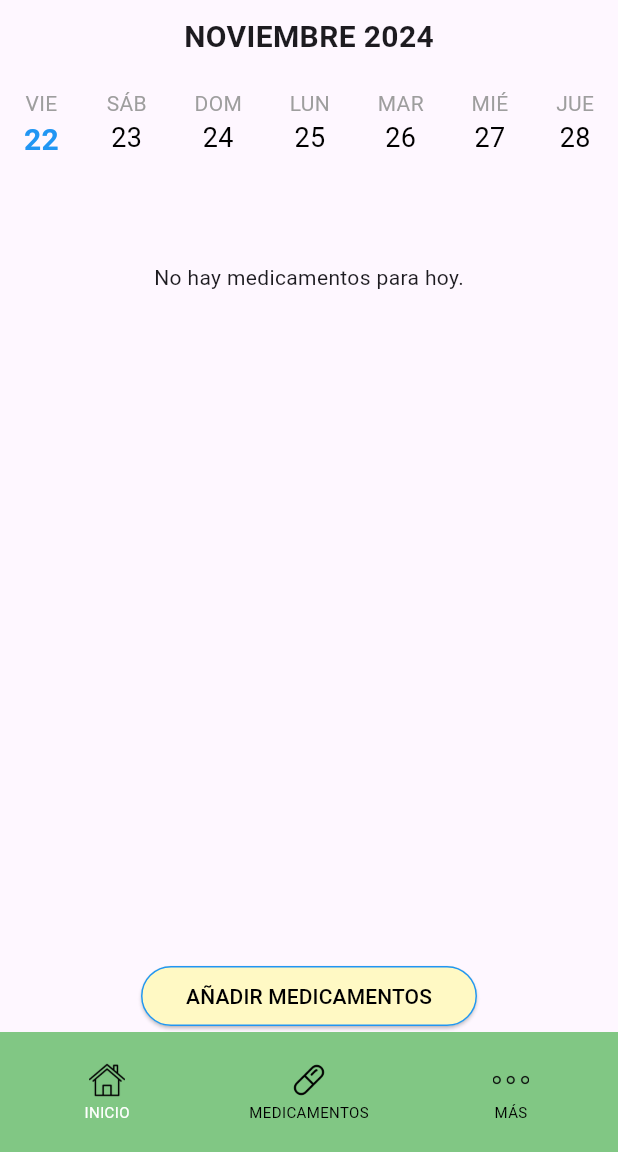
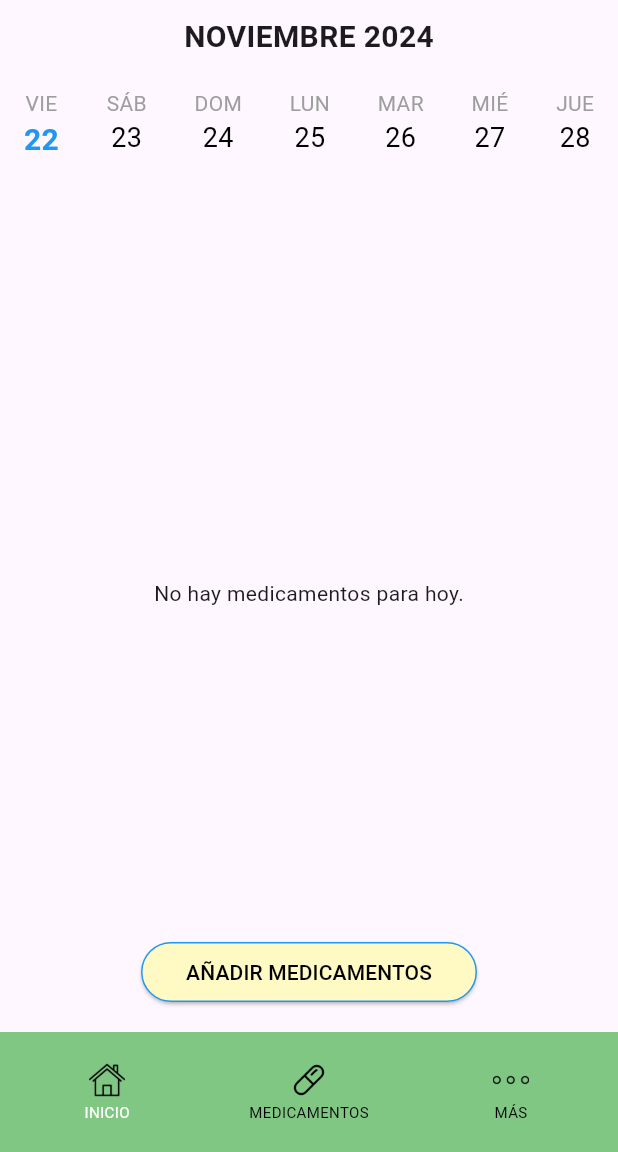
Before and after one commit to FersLan6/Pilltime, a Flutter app: the screen it shows after launch, on a phone screen of 412 x 824 dp, the part 84-1236 px from its top. Run offline on Flutter 3.47's test engine with Material 3 defaults, Android fonts, the phone set to English and light mode, and no system bars.

Commit message:
inicio modificaciones

```diff
--- a/lib/screens/home_screen.dart
+++ b/lib/screens/home_screen.dart
@@ -1,9 +1,9 @@
 import 'package:flutter/material.dart';
 import '../widgets/app_bar.dart';
 import '../widgets/calendar_widget.dart';
-import '../widgets/add_med_button.dart';
 import '../widgets/bottom_nav_bar.dart';
 import '../main.dart';
+import '../screens/add_medication_page1.dart';
 
 class HomeScreen extends StatefulWidget {
   const HomeScreen({super.key});
@@ -15,12 +15,22 @@ class HomeScreen extends StatefulWidget {
 class _HomeScreenState extends State<HomeScreen> {
   @override
   Widget build(BuildContext context) {
-    // Filtra medicamentos para el día actual
-    String today =
-        DateTime.now().weekday.toString(); // Obtén el día como número (1=lunes)
+    // Filtra y agrupa los medicamentos para el día actual
+    String today = DateTime.now().weekday.toString();
     List<Map<String, dynamic>> todaysMeds = medicamentos.where((med) {
       return med['dias'][int.parse(today) - 1] == true;
     }).toList();
+
+    // Agrupa los medicamentos por hora
+    Map<String, List<Map<String, dynamic>>> groupedMeds = {};
+    for (var med in todaysMeds) {
+      for (var horario in med['horarios']) {
+        if (!groupedMeds.containsKey(horario)) {
+          groupedMeds[horario] = [];
+        }
+        groupedMeds[horario]!.add(med);
+      }
+    }
 
     return Scaffold(
       appBar: customAppBar(),
@@ -28,26 +38,75 @@ class _HomeScreenState extends State<HomeScreen> {
         children: [
           const CalendarWidget(),
           const SizedBox(height: 16),
-          // Medicamentos para hoy
-          todaysMeds.isEmpty
-              ? const Center(
-                  child: Text('No hay medicamentos para hoy.'),
-                )
-              : Expanded(
-                  child: ListView.builder(
-                    itemCount: todaysMeds.length,
-                    itemBuilder: (context, index) {
-                      final med = todaysMeds[index];
-                      return ListTile(
-                        title: Text(med['nombre']),
-                        subtitle: Text(
-                            'Dosis: ${med['dosis']} - ${med['vecesAlDia']} veces al día'),
+          Expanded(
+            child: groupedMeds.isEmpty
+                ? const Center(child: Text('No hay medicamentos para hoy.'))
+                : ListView(
+                    children: groupedMeds.entries.map((entry) {
+                      String hora = entry.key;
+                      List<Map<String, dynamic>> meds = entry.value;
+
+                      return Card(
+                        margin: const EdgeInsets.symmetric(
+                            horizontal: 16, vertical: 8),
+                        shape: RoundedRectangleBorder(
+                          borderRadius: BorderRadius.circular(12),
+                        ),
+                        elevation: 4,
+                        child: Padding(
+                          padding: const EdgeInsets.all(12.0),
+                          child: Column(
+                            crossAxisAlignment: CrossAxisAlignment.start,
+                            children: [
+                              Text(
+                                'Hora: $hora',
+                                style: const TextStyle(
+                                  fontSize: 16,
+                                  fontWeight: FontWeight.bold,
+                                ),
+                              ),
+                              const SizedBox(height: 8),
+                              ...meds.map((med) {
+                                return Padding(
+                                  padding: const EdgeInsets.only(bottom: 8.0),
+                                  child: Text(
+                                    '${med['nombre']} - Dosis: ${med['dosis']} - ${med['vecesAlDia']} veces al día',
+                                    style: const TextStyle(fontSize: 14),
+                                  ),
+                                );
+                              }).toList(),
+                            ],
+                          ),
+                        ),
                       );
-                    },
+                    }).toList(),
                   ),
+          ),
+          const SizedBox(height: 8),
+          Center(
+            child: ElevatedButton(
+              onPressed: () {
+                Navigator.push(
+                  context,
+                  MaterialPageRoute(builder: (context) => AddMedicationPage1()),
+                );
+              },
+              style: ElevatedButton.styleFrom(
+                backgroundColor: Colors.yellow[100],
+                side: const BorderSide(color: Colors.blue, width: 1),
+                shape: RoundedRectangleBorder(
+                  borderRadius: BorderRadius.circular(20),
                 ),
-          const Spacer(),
-          const AddMedButton(),
+                padding:
+                    const EdgeInsets.symmetric(horizontal: 30, vertical: 10),
+              ),
+              child: const Text(
+                'AÑADIR MEDICAMENTOS',
+                style: TextStyle(color: Colors.black),
+              ),
+            ),
+          ),
+          const SizedBox(height: 16),
         ],
       ),
       bottomNavigationBar: const BottomNavBar(selectedIndex: 0),
```
